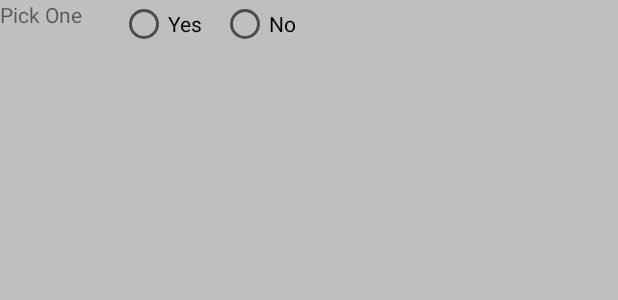
After one commit to mrintro/Ecothon-Imposters, an Android app: the layout fragment_blank.xml on its own in the app's theme, with its tools: preview values and no code run, on a phone screen of 412 x 824 dp. The commit adds this screen. Shown: the top 300 px of the screen. Run offline under Robolectric (Android 15) with nearby library versions, the phone set to English and light mode, and no system bars.

Commit message:
Task 1 adv android training

```diff
--- a/app/build.gradle
+++ b/app/build.gradle
@@ -40,9 +40,9 @@ android {
 dependencies {
 
     implementation 'androidx.core:core-ktx:1.7.0'
-    implementation 'androidx.appcompat:appcompat:1.3.1'
+    implementation 'androidx.appcompat:appcompat:1.4.0'
     implementation 'com.google.android.material:material:1.4.0'
-    implementation 'androidx.constraintlayout:constraintlayout:2.1.1'
+    implementation 'androidx.constraintlayout:constraintlayout:2.1.2'
     implementation 'androidx.legacy:legacy-support-v4:1.0.0'
     testImplementation 'junit:junit:4.13.2'
     androidTestImplementation 'androidx.test.ext:junit:1.1.3'
@@ -63,7 +63,7 @@ dependencies {
     implementation "androidx.lifecycle:lifecycle-extensions:2.2.0"
 
     //New Material Design
-    implementation "com.google.android.material:material:1.5.0-alpha05"
+    implementation "com.google.android.material:material:1.6.0-alpha01"
 
     //Android Navigation Architecture
     implementation "androidx.navigation:navigation-fragment-ktx:2.3.5"
--- /dev/null
+++ b/app/src/main/res/layout/fragment_blank.xml
@@ -0,0 +1,38 @@
+<?xml version="1.0" encoding="utf-8"?>
+<FrameLayout xmlns:android="http://schemas.android.com/apk/res/android"
+    xmlns:tools="http://schemas.android.com/tools"
+    android:layout_width="match_parent"
+    android:layout_height="match_parent"
+    android:background="@color/greyColorOutline"
+    tools:context=".ui.learnings.fragmentLearning.BlankFragment">
+
+    <TextView
+        android:layout_width="wrap_content"
+        android:layout_height="wrap_content"
+        android:text="Pick One"
+        />
+
+    <RadioGroup
+        android:id="@+id/radio_group"
+        android:layout_width="wrap_content"
+        android:layout_height="wrap_content"
+        android:layout_marginStart="80dp"
+        android:orientation="horizontal">
+        <RadioButton
+            android:id="@+id/radio_yes"
+            android:layout_width="wrap_content"
+            android:layout_height="wrap_content"
+            android:layout_marginEnd="12dp"
+            android:text="Yes" />
+        <RadioButton
+            android:id="@+id/radio_no"
+            android:layout_width="wrap_content"
+            android:layout_height="wrap_content"
+            android:layout_marginEnd="12dp"
+            android:text="No" />
+
+    </RadioGroup>
+
+
+
+</FrameLayout>
--- a/build.gradle
+++ b/build.gradle
@@ -6,7 +6,7 @@ buildscript {
     }
     dependencies {
         classpath 'com.android.tools.build:gradle:7.0.3'
-        classpath "org.jetbrains.kotlin:kotlin-gradle-plugin:1.5.31"
+        classpath 'org.jetbrains.kotlin:kotlin-gradle-plugin:1.6.0'
 
         // NOTE: Do not place your application dependencies here; they belong
         // in the individual module build.gradle files
```
Also changed, not shown: app/src/main/AndroidManifest.xml (+7 -3 lines), app/src/main/java/com/example/ecothon/MainActivity.kt (+8 -1 lines), app/src/main/java/com/example/ecothon/ui/learnings/fragmentLearning/BlankFragment.kt (added, +18 -0 lines), app/src/main/java/com/example/ecothon/ui/learnings/fragmentLearning/FragmentLearningActivity.kt (added, +12 -0 lines), app/src/main/res/layout/activity_fragment_learning.xml (added, +57 -0 lines).
